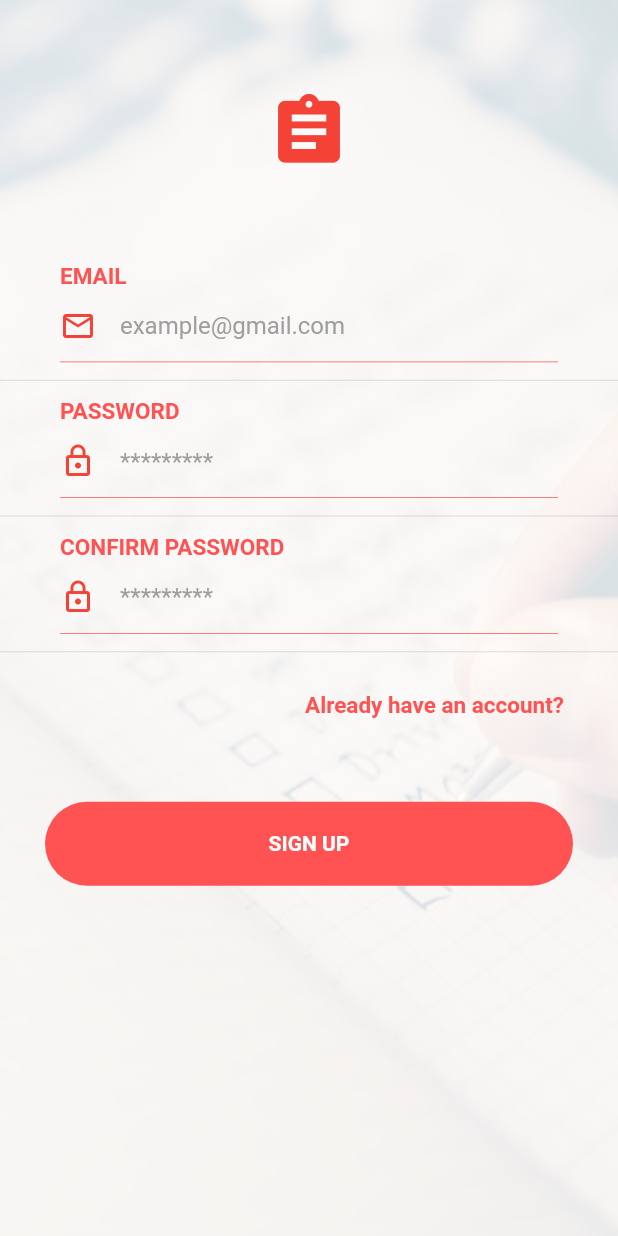
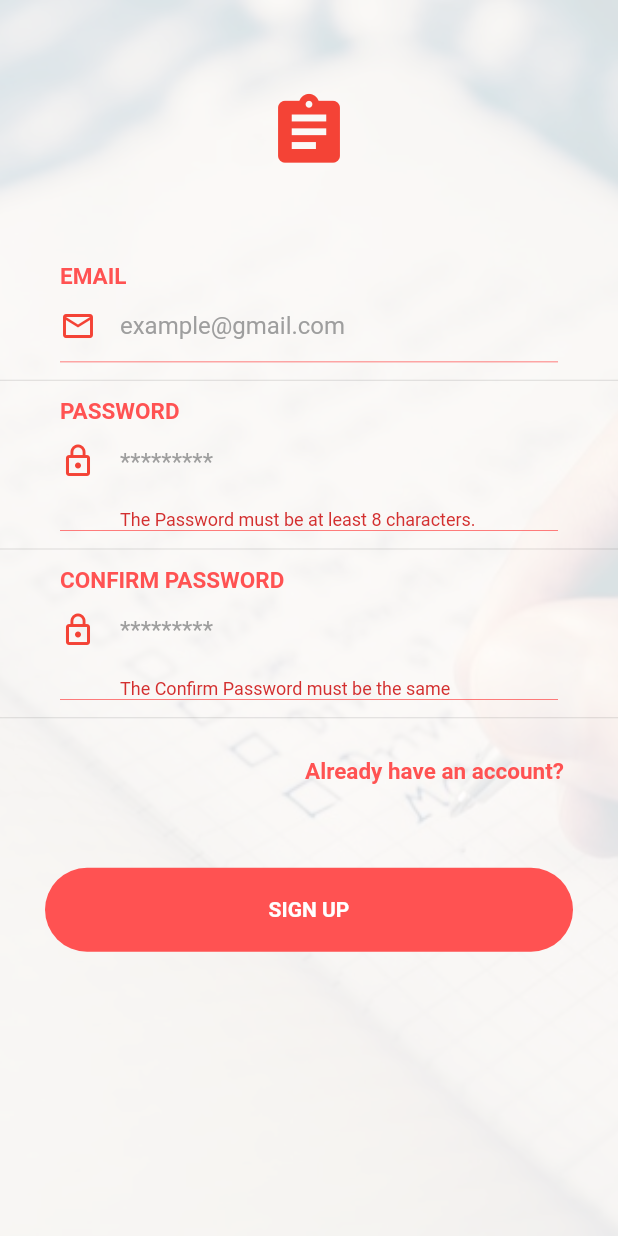
Before and after one commit to Wazzups/EasyList, a Flutter app: the SignUpPage screen opened directly, after a tap on "SIGN UP", on a phone screen of 412 x 824 dp. Run offline on Flutter 3.47's test engine with Material 2 defaults, Android fonts, the phone set to English and light mode, and no system bars; our stand-ins replace firebase_auth, font_awesome_flutter, google_sign_in; missing offline and left inert: barcode_scan, validate; accounts and stored records are empty; network calls fail.

Commit message:
Auth by email

```diff
--- a/lib/ui/login.dart
+++ b/lib/ui/login.dart
@@ -3,13 +3,14 @@ import 'home/home_page.dart';
 import 'login/loginPage.dart';
 import 'signup/signup_page.dart';
 import 'mainhome/mainhome.dart';
+import 'product/product_add_widget.dart';
 
 class LoginScreen extends StatelessWidget {
   @override
   Widget build(BuildContext context) {
     return MaterialApp(
       title: "EasyList",
-      home: MainHome(),
+      home: SignUpPage(),
     );
   }
 }
--- /dev/null
+++ b/lib/ui/signup/signup_data.dart
@@ -0,0 +1,5 @@
+class SignData {
+  String email;
+  String password;
+  String confirmPassword;
+}
--- a/lib/ui/signup/signup_page.dart
+++ b/lib/ui/signup/signup_page.dart
@@ -1,4 +1,9 @@
+import 'dart:async';
+import 'package:firebase_auth/firebase_auth.dart';
 import 'package:flutter/material.dart';
+import 'package:validate/validate.dart';
+import 'signup_data.dart';
+import '../login/loginPage.dart';
 
 class SignUpPage extends StatefulWidget {
   @override
@@ -6,15 +11,73 @@ class SignUpPage extends StatefulWidget {
 }
 
 class _SignUpPageState extends State<SignUpPage> {
+  SignData _signUpData = new SignData();
+  final GlobalKey<FormState> _formKey =
+      new GlobalKey<FormState>(); //formKey to validate InputFields data
+
+// Add validate email function.
+  String _validateEmail(String value) {
+    try {
+      Validate.isEmail(value);
+    } catch (e) {
+      return 'The E-mail Address must be a valid email address.';
+    }
+    return null;
+  }
+
+  // Add validate password function.
+  String _validatePassword(String value) {
+    if (value.length < 8) return 'The Password must be at least 8 characters.';
+
+    return null;
+  }
+
+  // Add validate confirm password function.
+  String _validateConfirmPassword(String value) {
+    if (value.length < 8 && value != this._signUpData.password)
+      return 'The Confirm Password must be the same';
+
+    return null;
+  }
+
+  // Check form validation and return true if valid
+  bool submit() {
+    // First validate form.
+    if (this._formKey.currentState.validate()) {
+      _formKey.currentState.save(); // Save our form now.
+
+      print('Printing the signup data.');
+      print('Email: ${_signUpData.email}');
+      print('Password: ${_signUpData.password}');
+      return true;
+    }
+    return false;
+  }
+
+  // Register new user on firebase if form valid
+  Future validateAndSubmit() async {
+    if (submit()) {
+      try {
+        FirebaseUser firebaseUser = await FirebaseAuth.instance
+            .createUserWithEmailAndPassword(
+                email: this._signUpData.email,
+                password: this._signUpData.password);
+        debugPrint("Registered UID = " + firebaseUser.uid);
+        _formKey.currentState.reset();
+        var router = MaterialPageRoute(
+          builder: (BuildContext context) => LoginPage(),
+        );
+        Navigator.of(context).push(router);
+      } catch (e) {
+        debugPrint(e);
+      }
+    }
+  }
+
   @override
   Widget build(BuildContext context) {
     return Scaffold(
-      body: signupPage(context),
-    );
-  }
-
-  Widget signupPage(BuildContext context) {
-    return new Container(
+      body: Container(
         height: MediaQuery.of(context).size.height,
         decoration: BoxDecoration(
           color: Colors.white,
@@ -25,7 +88,9 @@ class _SignUpPageState extends State<SignUpPage> {
             fit: BoxFit.cover,
           ),
         ),
-      child: new ListView(
+        child: new Form(
+          key: this._formKey,
+          child: ListView(
             children: <Widget>[
               Container(
                 padding: EdgeInsets.all(60.0),
@@ -56,7 +121,8 @@ class _SignUpPageState extends State<SignUpPage> {
               ),
               new Container(
                 width: MediaQuery.of(context).size.width,
-            margin: const EdgeInsets.only(left: 40.0, right: 40.0, top: 0.0),
+                margin:
+                    const EdgeInsets.only(left: 40.0, right: 40.0, top: 0.0),
                 alignment: Alignment.center,
                 decoration: BoxDecoration(
                   border: Border(
@@ -72,8 +138,8 @@ class _SignUpPageState extends State<SignUpPage> {
                   mainAxisAlignment: MainAxisAlignment.start,
                   children: <Widget>[
                     new Expanded(
-                  child: TextField(
-                    obscureText: true,
+                      child: TextFormField(
+                        keyboardType: TextInputType.emailAddress,
                         textAlign: TextAlign.left,
                         decoration: InputDecoration(
                           icon: Icon(
@@ -84,6 +150,8 @@ class _SignUpPageState extends State<SignUpPage> {
                           hintText: 'example@gmail.com',
                           hintStyle: TextStyle(color: Colors.grey),
                         ),
+                        validator: this._validateEmail,
+                        onSaved: (value) => this._signUpData.email = value,
                       ),
                     ),
                   ],
@@ -111,7 +179,8 @@ class _SignUpPageState extends State<SignUpPage> {
               ),
               new Container(
                 width: MediaQuery.of(context).size.width,
-            margin: const EdgeInsets.only(left: 40.0, right: 40.0, top: 0.0),
+                margin:
+                    const EdgeInsets.only(left: 40.0, right: 40.0, top: 0.0),
                 alignment: Alignment.center,
                 decoration: BoxDecoration(
                   border: Border(
@@ -127,7 +196,7 @@ class _SignUpPageState extends State<SignUpPage> {
                   mainAxisAlignment: MainAxisAlignment.start,
                   children: <Widget>[
                     new Expanded(
-                  child: TextField(
+                      child: TextFormField(
                         obscureText: true,
                         textAlign: TextAlign.left,
                         decoration: InputDecoration(
@@ -139,6 +208,8 @@ class _SignUpPageState extends State<SignUpPage> {
                           hintText: '*********',
                           hintStyle: TextStyle(color: Colors.grey),
                         ),
+                        validator: this._validatePassword,
+                        onSaved: (value) => this._signUpData.password = value,
                       ),
                     ),
                   ],
@@ -166,7 +237,8 @@ class _SignUpPageState extends State<SignUpPage> {
               ),
               new Container(
                 width: MediaQuery.of(context).size.width,
-            margin: const EdgeInsets.only(left: 40.0, right: 40.0, top: 0.0),
+                margin:
+                    const EdgeInsets.only(left: 40.0, right: 40.0, top: 0.0),
                 alignment: Alignment.center,
                 decoration: BoxDecoration(
                   border: Border(
@@ -182,7 +254,7 @@ class _SignUpPageState extends State<SignUpPage> {
                   mainAxisAlignment: MainAxisAlignment.start,
                   children: <Widget>[
                     new Expanded(
-                  child: TextField(
+                      child: TextFormField(
                         obscureText: true,
                         textAlign: TextAlign.left,
                         decoration: InputDecoration(
@@ -194,6 +266,9 @@ class _SignUpPageState extends State<SignUpPage> {
                           hintText: '*********',
                           hintStyle: TextStyle(color: Colors.grey),
                         ),
+                        validator: this._validateConfirmPassword,
+                        onSaved: (value) =>
+                            this._signUpData.confirmPassword = value,
                       ),
                     ),
                   ],
@@ -224,7 +299,8 @@ class _SignUpPageState extends State<SignUpPage> {
               ),
               new Container(
                 width: MediaQuery.of(context).size.width,
-            margin: const EdgeInsets.only(left: 30.0, right: 30.0, top: 40.0),
+                margin:
+                    const EdgeInsets.only(left: 30.0, right: 30.0, top: 40.0),
                 alignment: Alignment.center,
                 child: new Row(
                   children: <Widget>[
@@ -234,7 +310,7 @@ class _SignUpPageState extends State<SignUpPage> {
                           borderRadius: new BorderRadius.circular(30.0),
                         ),
                         color: Colors.redAccent,
-                    onPressed: () => {},
+                        onPressed: validateAndSubmit,
                         child: new Container(
                           padding: const EdgeInsets.symmetric(
                             vertical: 20.0,
@@ -262,6 +338,8 @@ class _SignUpPageState extends State<SignUpPage> {
               ),
             ],
           ),
+        ),
+      ),
     );
   }
 }
```
Also changed, not shown: lib/models/product.dart (added, +19 -0 lines), lib/services/api_foodrepo.dart (+10 -10 lines), lib/ui/mainhome/mainhome.dart (+48 -1 lines), lib/ui/product/product_add_widget.dart (added, +242 -0 lines), pubspec.yaml (+10 -3 lines), assets/images/straw1.jpg (added), assets/images/straw2.jpg (added), assets/images/straw3.jpg (added), assets/images/straw4.jpg (added), assets/images/straw5.jpg (added), assets/images/straw6.jpg (added), pubspec.lock, 5 other files. Lines whose indentation alone changed are shown as unchanged.
